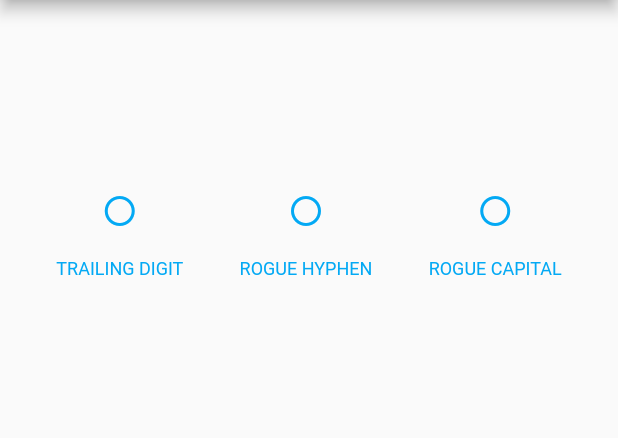
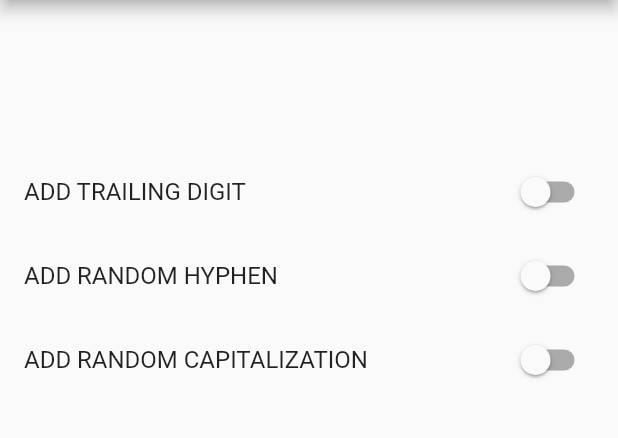
Before and after one commit to BuschEric97/password_generator, a Flutter app: the screen it shows after launch, on a phone screen of 412 x 824 dp, the part 84-522 px from its top. Run offline on Flutter 3.47's test engine with Material 2 defaults, Android fonts, the phone set to English and light mode, and no system bars.

Commit message:
Rewrote code for three main toggles

```diff
--- a/lib/buttons.dart
+++ /dev/null
@@ -1,177 +0,0 @@
-/*
-This file contains the button widgets that
-toggle the options for the password generation
- */
-
-import 'package:flutter/material.dart';
-
-// This widget is the button to control whether or not
-// to add a trailing digit to the end of the password
-class DigitWidget extends StatefulWidget {
-  @override
-  _DigitWidgetState createState() => _DigitWidgetState();
-}
-class _DigitWidgetState extends State<DigitWidget> {
-  bool _isToggled = false; // actual boolean value for the button; off by default
-  Color color;
-
-  @override
-  Widget build(BuildContext context) {
-    color = Theme.of(context).primaryColor;
-
-    return Column(
-      mainAxisSize: MainAxisSize.min,
-      mainAxisAlignment: MainAxisAlignment.center,
-
-      children: [
-        // The button itself
-        Container(
-          padding: EdgeInsets.all(0),
-          child: IconButton(
-            icon: (_isToggled ? Icon(Icons.radio_button_checked) : Icon(Icons.radio_button_unchecked)),
-            color: color,
-            onPressed: _toggleDigit,
-          ),
-        ),
-
-        // The text underneath the button
-        Container(
-          margin: const EdgeInsets.only(top: 8),
-          child: Text(
-            "TRAILING DIGIT",
-            style: TextStyle(
-              fontSize: 12,
-              fontWeight: FontWeight.w400,
-              color: color,
-            ),
-          ),
-        ),
-      ],
-    );
-  }
-
-  // toggle the button state when called
-  void _toggleDigit() {
-    setState(() {
-      if (_isToggled) {
-        _isToggled = false;
-      } else {
-        _isToggled = true;
-      }
-    });
-  }
-}
-
-// This widget is the button to control whether or not to add
-// a hyphen randomly in place of an underscore in the password
-class HyphenWidget extends StatefulWidget {
-  @override
-  _HyphenWidgetState createState() => _HyphenWidgetState();
-}
-class _HyphenWidgetState extends State<HyphenWidget> {
-  bool _isToggled = false; // actual boolean value for the button; off by default
-  Color color;
-
-  @override
-  Widget build(BuildContext context) {
-    color = Theme.of(context).primaryColor;
-
-    return Column(
-      mainAxisSize: MainAxisSize.min,
-      mainAxisAlignment: MainAxisAlignment.center,
-
-      children: [
-        // The button itself
-        Container(
-          padding: EdgeInsets.all(0),
-          child: IconButton(
-            icon: (_isToggled ? Icon(Icons.radio_button_checked) : Icon(Icons.radio_button_unchecked)),
-            color: color,
-            onPressed: _toggleHyphen,
-          ),
-        ),
-
-        // The text underneath the button
-        Container(
-          margin: const EdgeInsets.only(top: 8),
-          child: Text(
-            "ROGUE HYPHEN",
-            style: TextStyle(
-              fontSize: 12,
-              fontWeight: FontWeight.w400,
-              color: color,
-            ),
-          ),
-        ),
-      ],
-    );
-  }
-
-  // toggle the button state when called
-  void _toggleHyphen() {
-    setState(() {
-      if (_isToggled) {
-        _isToggled = false;
-      } else {
-        _isToggled = true;
-      }
-    });
-  }
-}
-
-// This widget is the button to control whether or not to
-// randomly capitalize one of the words in the password
-class CapitalWidget extends StatefulWidget {
-  @override
-  _CapitalWidgetState createState() => _CapitalWidgetState();
-}
-class _CapitalWidgetState extends State<CapitalWidget> {
-  bool _isToggled = false; // actual boolean value for the button; off by default
-  Color color;
-
-  @override
-  Widget build(BuildContext context) {
-    color = Theme.of(context).primaryColor;
-
-    return Column(
-      mainAxisSize: MainAxisSize.min,
-      mainAxisAlignment: MainAxisAlignment.center,
-
-      children: [
-        // The button itself
-        Container(
-          padding: EdgeInsets.all(0),
-          child: IconButton(
-            icon: (_isToggled ? Icon(Icons.radio_button_checked) : Icon(Icons.radio_button_unchecked)),
-            color: color,
-            onPressed: _toggleCapital,
-          ),
-        ),
-
-        // The text underneath the button
-        Container(
-          margin: const EdgeInsets.only(top: 8),
-          child: Text(
-            "ROGUE CAPITAL",
-            style: TextStyle(
-              fontSize: 12,
-              fontWeight: FontWeight.w400,
-              color: color,
-            ),
-          ),
-        ),
-      ],
-    );
-  }
-
-  // toggle the button state when called
-  void _toggleCapital() {
-    setState(() {
-      if (_isToggled) {
-        _isToggled = false;
-      } else {
-        _isToggled = true;
-      }
-    });
-  }
-}
--- a/lib/main.dart
+++ b/lib/main.dart
@@ -1,8 +1,12 @@
 import 'package:flutter/material.dart';
-import 'buttons.dart';
 import 'generate_password.dart';
 import 'actions.dart';
 import 'password_box.dart';
+
+// These are the settings which are toggled in ButtonSection()
+bool _digit = false;
+bool _hyphen = false;
+bool _capital = false;
 
 void main() => runApp(MyApp());
 
@@ -54,12 +58,24 @@ class _ButtonSectionState extends State<ButtonSection> {
   @override
   Widget build(BuildContext context) {
     return Container(
-        child: Row(
+        child: Column(
             mainAxisAlignment: MainAxisAlignment.spaceEvenly,
             children: [
-              DigitWidget(),
-              HyphenWidget(),
-              CapitalWidget(),
+              SwitchListTile(
+                title: const Text('ADD TRAILING DIGIT'),
+                value: _digit,
+                onChanged: (bool value) { setState(() { _digit = value; }); },
+              ),
+              SwitchListTile(
+                  title: const Text('ADD RANDOM HYPHEN'),
+                  value: _hyphen,
+                  onChanged: (bool value) { setState(() { _hyphen = value; }); },
+              ),
+              SwitchListTile(
+                  title: const Text('ADD RANDOM CAPITALIZATION'),
+                  value: _capital,
+                  onChanged: (bool value) { setState(() { _capital = value; }); },
+              ),
             ]
         )
     );
```
